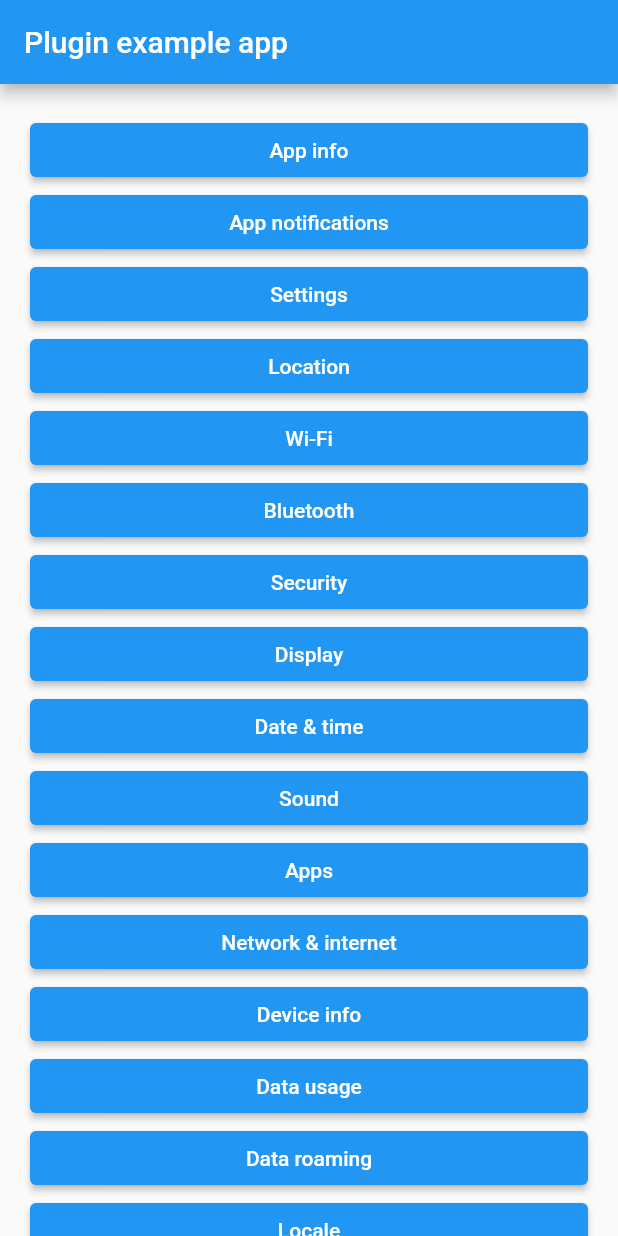
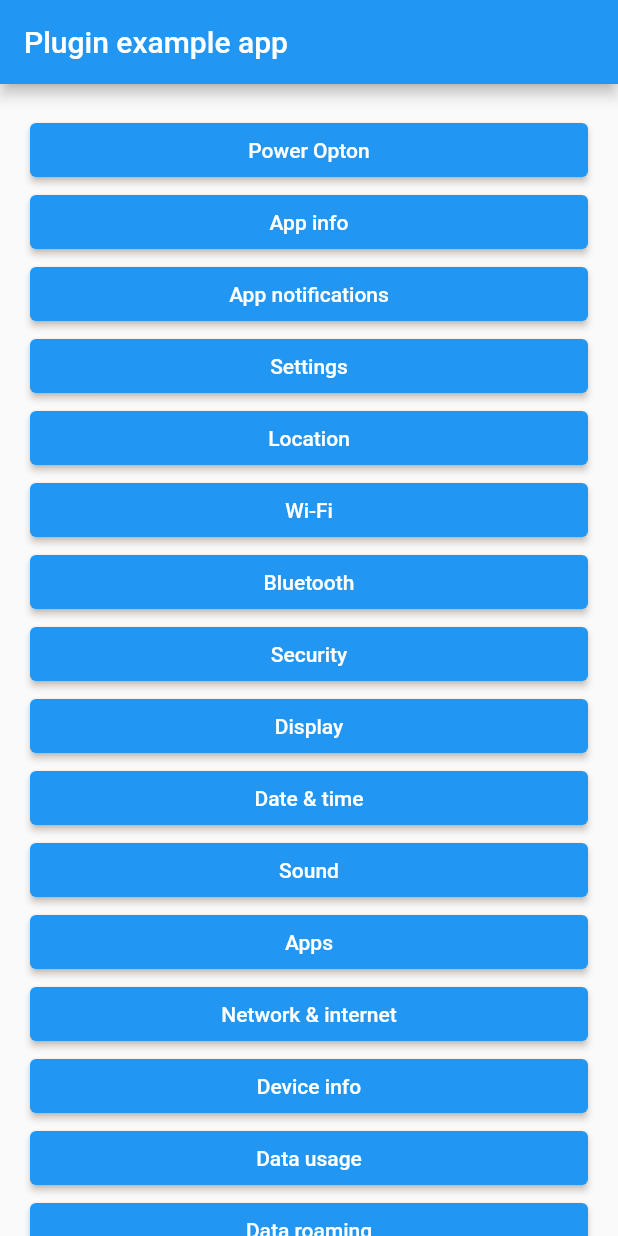
Before and after one commit to fweinaug/system_settings, a Flutter app: the screen it shows after launch, on a phone screen of 412 x 824 dp. Run offline on Flutter 3.47's test engine with Material 2 defaults, Android fonts, the phone set to English and light mode, and no system bars.

Commit message:
#9 Issue solved - added power options

```diff
--- a/example/lib/main.dart
+++ b/example/lib/main.dart
@@ -15,6 +15,10 @@ class MyApp extends StatelessWidget {
           child: ListView(
             padding: EdgeInsets.all(20.0),
             children: <Widget>[
+              ElevatedButton(
+                child: Text('Power Opton'),
+                onPressed: () => SystemSettings.powerOptions(),
+              ),
               ElevatedButton(
                 child: Text('App info'),
                 onPressed: () => SystemSettings.app(),
--- a/example/pubspec.yaml
+++ b/example/pubspec.yaml
@@ -3,7 +3,7 @@ description: Demonstrates how to use the system_settings plugin.
 publish_to: 'none'
 
 environment:
-  sdk: '>=2.12.0 <3.0.0'
+  sdk: '>=2.15.1 <3.0.0'
 
 dependencies:
   flutter:
--- a/lib/system_settings.dart
+++ b/lib/system_settings.dart
@@ -4,6 +4,10 @@ import 'package:flutter/services.dart';
 
 class SystemSettings {
   static const MethodChannel _channel = const MethodChannel('system_settings');
+
+  static Future<void> powerOptions() async {
+    return await _channel.invokeMethod('power-options');
+  }
 
   static Future<void> app() async {
     return await _channel.invokeMethod('app');
--- a/pubspec.yaml
+++ b/pubspec.yaml
@@ -5,7 +5,7 @@ homepage: https://github.com/fweinaug/system_settings
 repository: https://github.com/fweinaug/system_settings
 
 environment:
-  sdk: '>=2.12.0 <3.0.0'
+  sdk: '>=2.15.1 <3.0.0'
   flutter: ">=1.12.0"
 
 dependencies:
```
Also changed, not shown: 1 other file.
